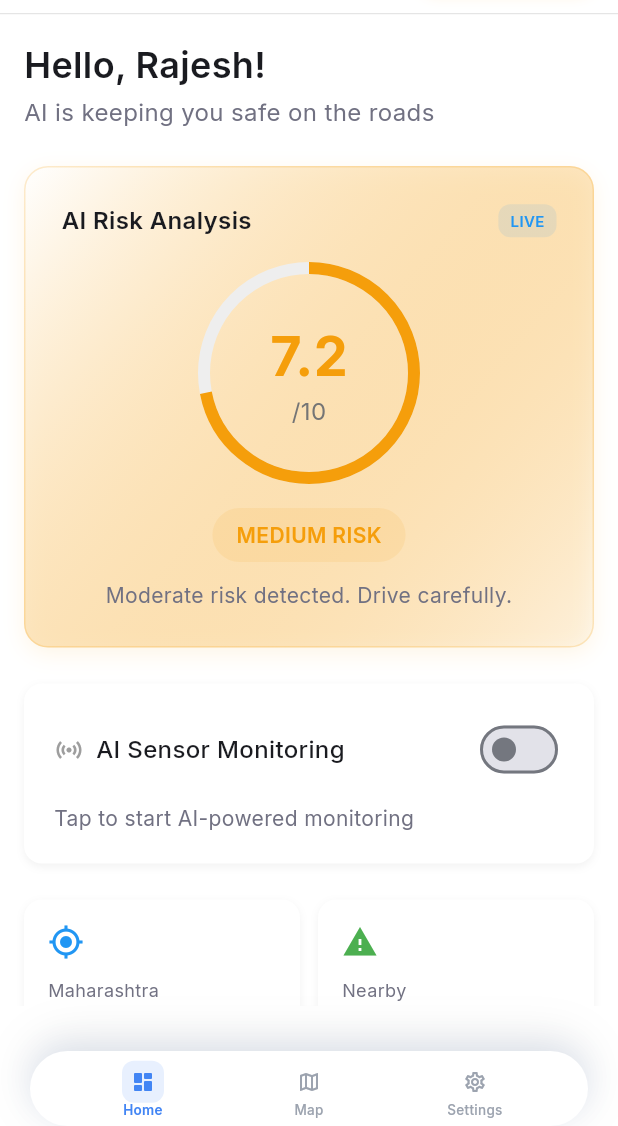
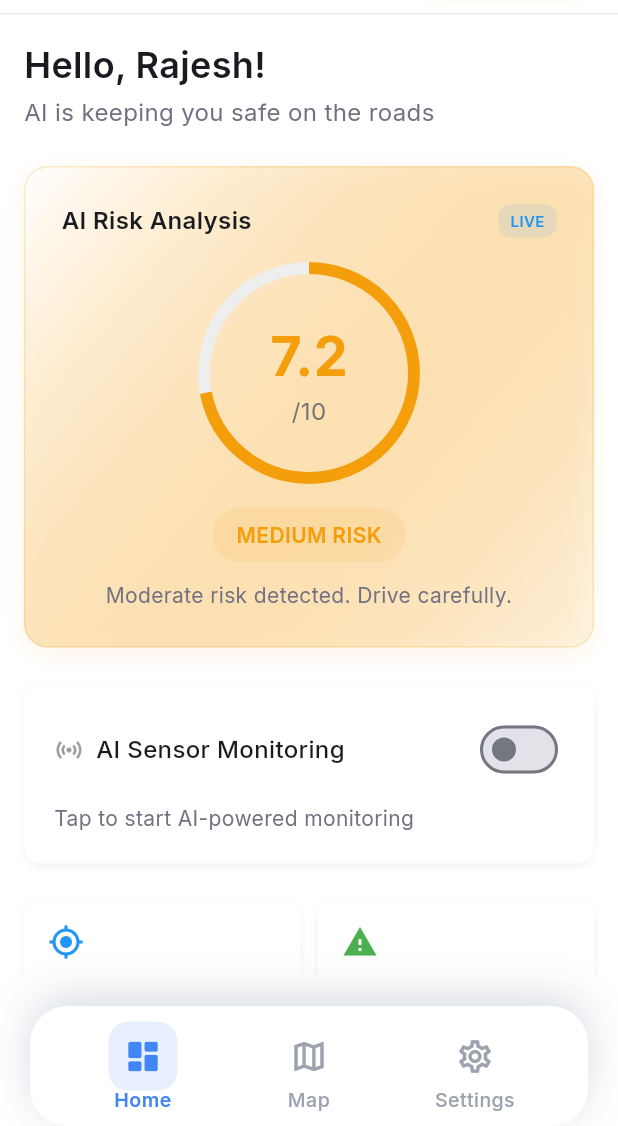
Before and after one commit to saurabh9001/Drivesync, a Flutter app: the screen it shows after launch, on a phone screen of 412 x 824 dp, the part 110-1236 px from its top. Run offline on Flutter 3.47's test engine with Material 3 defaults, Android fonts, the phone set to English and light mode, and no system bars; our stand-ins replace flutter_map, geolocator, image_picker, latlong2, shared_preferences; accounts and stored records are empty; project files that could hold a hidden picture were left out.

Commit message:
feat: Increase navigation button sizes for better usability
- Increase navigation button height from 40px to 70px
- Expand icon containers from 28x28px to 46x46px
- Enlarge icon size from 16px to 26px
- Improve font size from 9px to 13px
- Adjust navigation bar height to 80px
- Update bottom padding to accommodate larger nav bar
- Enhanced touch targets for better mobile experience
- Improved accessibility and visual hierarchy

```diff
--- a/lib/main.dart
+++ b/lib/main.dart
@@ -332,7 +332,7 @@ class _MainScreenState extends State<MainScreen> {
                         // Main Content with padding for navigation
                         Expanded(
                           child: Container(
-                            padding: const EdgeInsets.only(bottom: 80), // Space for floating nav
+                            padding: const EdgeInsets.only(bottom: 100), // Slightly increased space for larger floating nav
                             child: _buildBody(viewModel),
                           ),
                         ),
--- a/lib/widgets/animated_nav_item.dart
+++ b/lib/widgets/animated_nav_item.dart
@@ -23,8 +23,8 @@ class AnimatedNavItem extends StatelessWidget {
       onTap: onTap,
       child: Container(
         width: double.infinity,
-        height: 40, // Fixed height to prevent overflow
-        padding: const EdgeInsets.symmetric(horizontal: 6),
+        height: 70, // Slightly increased height
+        padding: const EdgeInsets.symmetric(horizontal: 8),
         child: Column(
           mainAxisAlignment: MainAxisAlignment.center,
           children: [
@@ -32,18 +32,18 @@ class AnimatedNavItem extends StatelessWidget {
             AnimatedContainer(
               duration: const Duration(milliseconds: 200),
               curve: Curves.easeInOut,
-              width: 28,
-              height: 28,
+              width: 46, // Slightly larger width
+              height: 46, // Slightly larger height
               decoration: BoxDecoration(
                 color: selected
                     ? primaryColor.withOpacity(0.12)
                     : Colors.transparent,
-                borderRadius: BorderRadius.circular(8),
+                borderRadius: BorderRadius.circular(13), // Slightly larger radius
               ),
               child: Icon(
                 icon,
                 color: selected ? primaryColor : inactiveColor,
-                size: 16,
+                size: 26, // Slightly larger icon size
               ),
             ),
             // Label with simple color animation - single line only
@@ -54,9 +54,9 @@ class AnimatedNavItem extends StatelessWidget {
               overflow: TextOverflow.ellipsis,
               style: TextStyle(
                 color: selected ? primaryColor : inactiveColor,
-                fontSize: 9,
+                fontSize: 13, // Slightly increased font size
                 fontWeight: selected ? FontWeight.w600 : FontWeight.w500,
-                letterSpacing: 0.2,
+                letterSpacing: 0.3,
                 height: 1.0, // Tight line height
               ),
             ),
--- a/lib/widgets/modern_nav_bar.dart
+++ b/lib/widgets/modern_nav_bar.dart
@@ -33,8 +33,8 @@ class ModernNavBar extends StatelessWidget {
         ],
       ),
       child: Container(
-        height: 50,
-        padding: const EdgeInsets.symmetric(horizontal: 20, vertical: 4),
+        height: 80, // Slightly increased height
+        padding: const EdgeInsets.symmetric(horizontal: 20, vertical: 8),
         child: Row(
           mainAxisAlignment: MainAxisAlignment.spaceAround,
           children: [
--- a/pubspec.yaml
+++ b/pubspec.yaml
@@ -3,7 +3,7 @@ description: Intelligent Drive Monitoring & Safety System
 
 publish_to: 'none' # Remove this line if you wish to publish to pub.dev
 
-version: 1.0.0+1
+version: 1.1.0+1
 
 environment:
   sdk: '>=3.0.0 <4.0.0'
```
